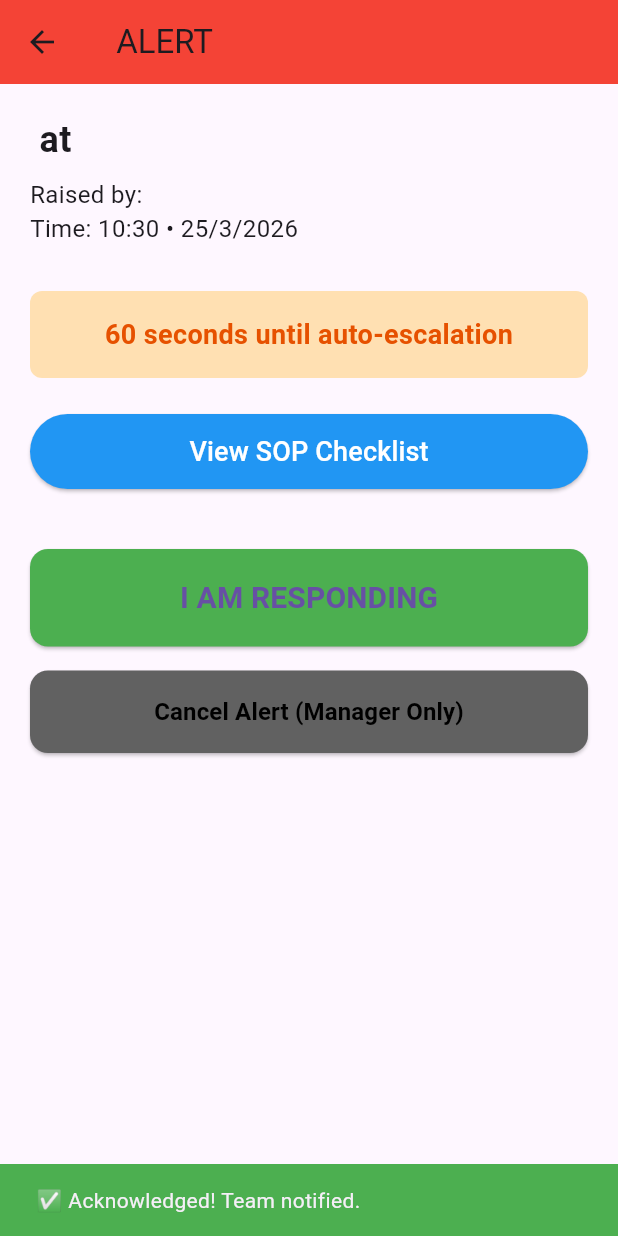
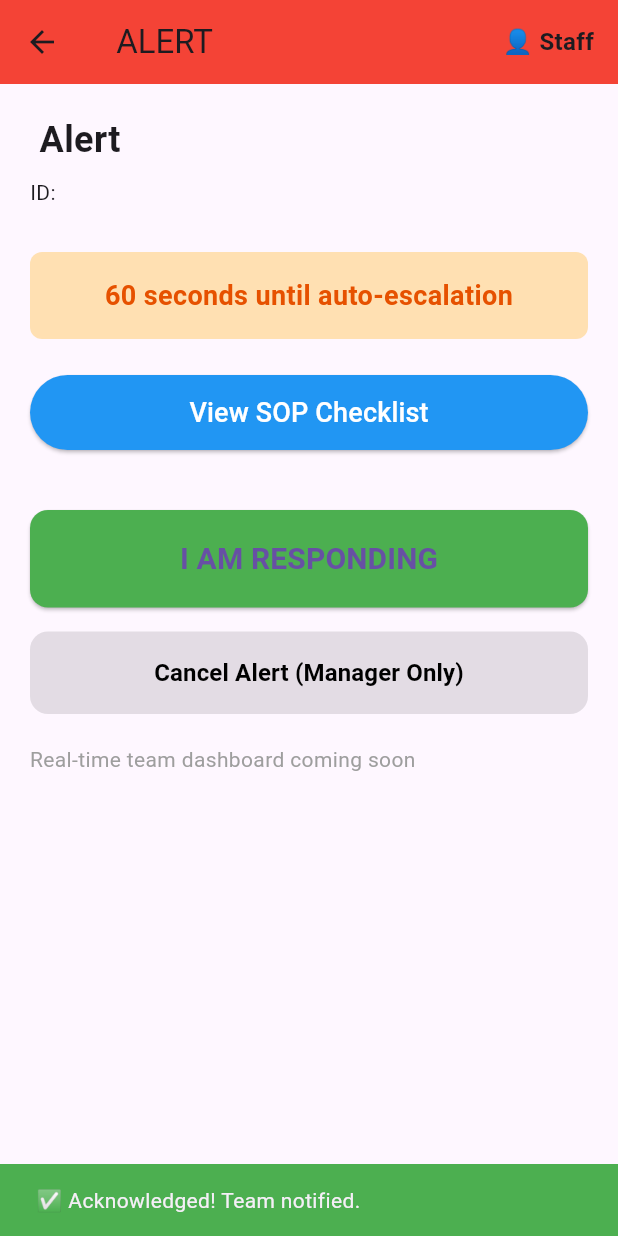
Before and after one commit to ronak-hub/SafeStayRapid-prototype, a Flutter app: the AlertConfirmationScreen screen opened directly with empty values, after a tap on "I AM RESPONDING", on a phone screen of 412 x 824 dp. Run offline on Flutter 3.47's test engine with Material 3 defaults, Android fonts, the phone set to English and light mode, and no system bars; our stand-ins replace cloud_firestore, firebase_auth, firebase_core, firebase_messaging, geolocator; accounts and stored records are empty.

Commit message:
Add user role system (Manager vs Staff) - Cancel Alert restricted to managers

```diff
--- a/lib/screens/alert_confirmation_screen.dart
+++ b/lib/screens/alert_confirmation_screen.dart
@@ -1,12 +1,11 @@
-// ignore_for_file: avoid_print  // Silences print() lint warnings for debugging
-// ignore_for_file: todo          // Optional: silences TODO lint if you want
+// ignore_for_file: avoid_print
 
 import 'dart:async';
 import 'package:cloud_firestore/cloud_firestore.dart';
 import 'package:firebase_auth/firebase_auth.dart';
 import 'package:flutter/material.dart';
 
-import 'sop_checklist_screen.dart'; // Import for SOP navigation
+import 'sop_checklist_screen.dart';
 
 class AlertConfirmationScreen extends StatefulWidget {
   final String alertId;
@@ -23,7 +22,8 @@ class AlertConfirmationScreen extends StatefulWidget {
 }
 
 class _AlertConfirmationScreenState extends State<AlertConfirmationScreen> {
-  bool isManager = true; // Change to false when testing as staff
+  bool _isManager = false;
+  bool _isLoading = false;
 
   int _secondsLeft = 60;
   late Timer _timer;
@@ -32,7 +32,32 @@ class _AlertConfirmationScreenState extends State<AlertConfirmationScreen> {
   @override
   void initState() {
     super.initState();
-    // Start countdown timer – update every 5 seconds to reduce blinking
+    _loadUserRole();
+    _startTimer();
+  }
+
+  Future<void> _loadUserRole() async {
+    final user = FirebaseAuth.instance.currentUser;
+    if (user == null) return;
+
+    try {
+      final doc = await FirebaseFirestore.instance
+          .collection('users')
+          .doc(user.uid)
+          .get();
+
+      if (doc.exists && doc.data() != null) {
+        setState(() {
+          _isManager = doc['role'] == 'manager';
+        });
+      }
+    } catch (e) {
+      print("Error loading role: $e");
+      setState(() => _isManager = false); // Default to staff
+    }
+  }
+
+  void _startTimer() {
     _timer = Timer.periodic(const Duration(seconds: 5), (timer) {
       if (!mounted) {
         timer.cancel();
@@ -41,7 +66,7 @@ class _AlertConfirmationScreenState extends State<AlertConfirmationScreen> {
 
       setState(() {
         if (_secondsLeft > 0 && !_escalated) {
-          _secondsLeft -= 5; // Decrease by 5 seconds each tick
+          _secondsLeft -= 5;
           if (_secondsLeft < 0) _secondsLeft = 0;
         }
 
@@ -49,18 +74,14 @@ class _AlertConfirmationScreenState extends State<AlertConfirmationScreen> {
           timer.cancel();
           _escalated = true;
 
-          print("AUTO-ESCALATION TRIGGERED for alert ${widget.alertId}");
-
-          if (!mounted) return;
+          if (mounted) {
             ScaffoldMessenger.of(context).showSnackBar(
               const SnackBar(
                 content: Text("Auto-escalation triggered – notifying external responders"),
                 backgroundColor: Colors.deepOrange,
-              duration: Duration(seconds: 5),
               ),
             );
-
-          // TODO: Later – send real push/SMS to emergency services
+          }
         }
       });
     });
@@ -74,6 +95,7 @@ class _AlertConfirmationScreenState extends State<AlertConfirmationScreen> {
 
   Future<void> acknowledge() async {
     if (!mounted) return;
+    setState(() => _isLoading = true);
 
     try {
       await FirebaseFirestore.instance
@@ -81,42 +103,42 @@ class _AlertConfirmationScreenState extends State<AlertConfirmationScreen> {
           .doc(widget.alertId)
           .update({
         'status': 'acknowledged',
-        'acknowledgedBy': 'Current User',
+        'acknowledgedBy': FirebaseAuth.instance.currentUser?.email ?? 'Staff',
         'acknowledgedAt': FieldValue.serverTimestamp(),
       });
 
-      if (!mounted) return;
-
+      if (mounted) {
         ScaffoldMessenger.of(context).showSnackBar(
           const SnackBar(
             content: Text("✅ Acknowledged! Team notified."),
             backgroundColor: Colors.green,
           ),
         );
+      }
     } catch (e) {
-      if (!mounted) return;
+      if (mounted) {
         ScaffoldMessenger.of(context).showSnackBar(
-        SnackBar(
-          content: Text("Failed to acknowledge: $e"),
-          backgroundColor: Colors.red,
-        ),
+          SnackBar(content: Text("Failed to acknowledge"), backgroundColor: Colors.red),
         );
+      }
+    } finally {
+      if (mounted) setState(() => _isLoading = false);
     }
   }
 
   Future<void> cancelAlert() async {
     if (!mounted) return;
-
-    if (!isManager) {
-      if (!mounted) return;
+    if (!_isManager) {
       ScaffoldMessenger.of(context).showSnackBar(
         const SnackBar(
-          content: Text("Only Manager can cancel this alert"),
+          content: Text("Only Managers can cancel alerts"),
           backgroundColor: Colors.orange,
         ),
       );
       return;
     }
+
+    setState(() => _isLoading = true);
 
     try {
       await FirebaseFirestore.instance
@@ -124,8 +146,7 @@ class _AlertConfirmationScreenState extends State<AlertConfirmationScreen> {
           .doc(widget.alertId)
           .delete();
 
-      if (!mounted) return;
-
+      if (mounted) {
         Navigator.pop(context);
         ScaffoldMessenger.of(context).showSnackBar(
           const SnackBar(
@@ -133,14 +154,15 @@ class _AlertConfirmationScreenState extends State<AlertConfirmationScreen> {
             backgroundColor: Colors.grey,
           ),
         );
+      }
     } catch (e) {
-      if (!mounted) return;
+      if (mounted) {
         ScaffoldMessenger.of(context).showSnackBar(
-        SnackBar(
-          content: Text("Failed to cancel: $e"),
-          backgroundColor: Colors.red,
-        ),
+          SnackBar(content: Text("Failed to cancel alert"), backgroundColor: Colors.red),
         );
+      }
+    } finally {
+      if (mounted) setState(() => _isLoading = false);
     }
   }
 
@@ -150,45 +172,31 @@ class _AlertConfirmationScreenState extends State<AlertConfirmationScreen> {
       appBar: AppBar(
         title: Text("${widget.type} ALERT"),
         backgroundColor: Colors.red,
+        actions: [
+          Padding(
+            padding: const EdgeInsets.only(right: 16),
+            child: Text(
+              _isManager ? "👑 Manager" : "👤 Staff",
+              style: const TextStyle(fontSize: 16, fontWeight: FontWeight.bold),
             ),
-      body: FutureBuilder<DocumentSnapshot>(
-        future: FirebaseFirestore.instance.collection('alerts').doc(widget.alertId).get(),
-        builder: (context, snapshot) {
-          if (snapshot.connectionState == ConnectionState.waiting) {
-            return const Center(child: CircularProgressIndicator());
-          }
-
-          String locationText = "Location not available";
-          String raisedBy = FirebaseAuth.instance.currentUser?.email ?? 'Staff';
-          String timeText = "Just now";
-
-          if (snapshot.hasData && snapshot.data!.exists) {
-            final data = snapshot.data!.data() as Map<String, dynamic>;
-            locationText = data['location'] ?? "Location not available";
-            raisedBy = data['raisedByEmail'] ?? raisedBy;
-            final ts = (data['timestamp'] as Timestamp?)?.toDate();
-            timeText = ts != null
-                ? "${ts.hour}:${ts.minute.toString().padLeft(2, '0')} • ${ts.day}/${ts.month}/${ts.year}"
-                : "Just now";
-          }
-
-          return Padding(
+          ),
+        ],
+      ),
+      body: SingleChildScrollView(
+        child: Padding(
           padding: const EdgeInsets.all(20.0),
           child: Column(
             crossAxisAlignment: CrossAxisAlignment.start,
             children: [
               Text(
-                  "${widget.type} at $locationText",
+                "${widget.type} Alert",
                 style: const TextStyle(fontSize: 24, fontWeight: FontWeight.bold),
               ),
               const SizedBox(height: 8),
-                Text(
-                  "Raised by: $raisedBy\nTime: $timeText",
-                  style: const TextStyle(fontSize: 16),
-                ),
+              Text("ID: ${widget.alertId}"),
               const SizedBox(height: 30),
 
-                // Dynamic Countdown Box
+              // Timer Box
               Container(
                 width: double.infinity,
                 padding: const EdgeInsets.all(16),
@@ -197,9 +205,7 @@ class _AlertConfirmationScreenState extends State<AlertConfirmationScreen> {
                   borderRadius: BorderRadius.circular(8),
                 ),
                 child: Text(
-                    _escalated
-                        ? "Escalation triggered!"
-                        : "$_secondsLeft seconds until auto-escalation",
+                  _escalated ? "Escalation triggered!" : "$_secondsLeft seconds until auto-escalation",
                   style: TextStyle(
                     fontSize: 18,
                     color: _secondsLeft <= 10 || _escalated ? Colors.red : Colors.orange.shade900,
@@ -211,10 +217,8 @@ class _AlertConfirmationScreenState extends State<AlertConfirmationScreen> {
 
               const SizedBox(height: 24),
 
-                // SOP Checklist Button
               ElevatedButton(
                 onPressed: () {
-                    if (!mounted) return;
                   Navigator.push(
                     context,
                     MaterialPageRoute(
@@ -229,41 +233,37 @@ class _AlertConfirmationScreenState extends State<AlertConfirmationScreen> {
                   backgroundColor: Colors.blue,
                   minimumSize: const Size(double.infinity, 50),
                 ),
-                  child: const Text(
-                    "View SOP Checklist",
-                    style: TextStyle(fontSize: 18, color: Colors.white),
-                  ),
+                child: const Text("View SOP Checklist", style: TextStyle(fontSize: 18, color: Colors.white)),
               ),
 
               const SizedBox(height: 40),
 
               // Green Button
               ElevatedButton(
-                  onPressed: acknowledge,
+                onPressed: _isLoading ? null : acknowledge,
                 style: ElevatedButton.styleFrom(
                   backgroundColor: Colors.green,
                   minimumSize: const Size(double.infinity, 65),
                   shape: RoundedRectangleBorder(borderRadius: BorderRadius.circular(12)),
                 ),
-                  child: const Text(
-                    "I AM RESPONDING",
-                    style: TextStyle(fontSize: 20, fontWeight: FontWeight.bold),
-                  ),
+                child: _isLoading
+                    ? const CircularProgressIndicator(color: Colors.white)
+                    : const Text("I AM RESPONDING", style: TextStyle(fontSize: 20, fontWeight: FontWeight.bold)),
               ),
 
               const SizedBox(height: 16),
 
-                // Grey Button – BLACK TEXT FIXED
+              // Cancel Button - Only visible/enabled for Manager
               ElevatedButton(
-                  onPressed: cancelAlert,
+                onPressed: _isLoading || !_isManager ? null : cancelAlert,
                 style: ElevatedButton.styleFrom(
                   backgroundColor: Colors.grey[700],
                   minimumSize: const Size(double.infinity, 55),
                   shape: RoundedRectangleBorder(borderRadius: BorderRadius.circular(12)),
                 ),
-                  child: const Text(
+                child: Text(
                   "Cancel Alert (Manager Only)",
-                    style: TextStyle(
+                  style: const TextStyle(
                     fontSize: 16,
                     color: Colors.black,
                     fontWeight: FontWeight.bold,
@@ -271,7 +271,7 @@ class _AlertConfirmationScreenState extends State<AlertConfirmationScreen> {
                 ),
               ),
 
-                const Spacer(),
+              const SizedBox(height: 20),
               const Text(
                 "Real-time team dashboard coming soon",
                 style: TextStyle(color: Colors.grey),
@@ -279,8 +279,7 @@ class _AlertConfirmationScreenState extends State<AlertConfirmationScreen> {
               ),
             ],
           ),
-          );
-        },
+        ),
       ),
     );
   }
```
Also changed, not shown: README.md.txt (added, +9 -0 lines), 2 other files. Lines whose indentation alone changed are shown as unchanged.
